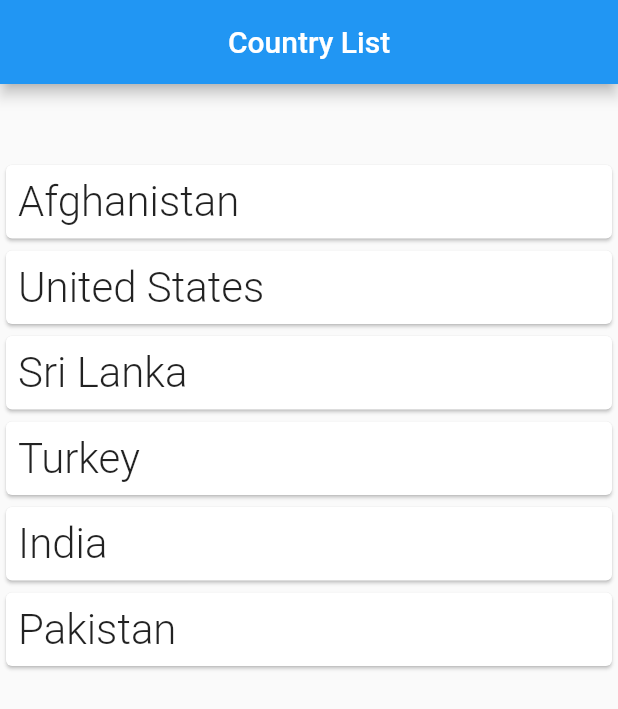
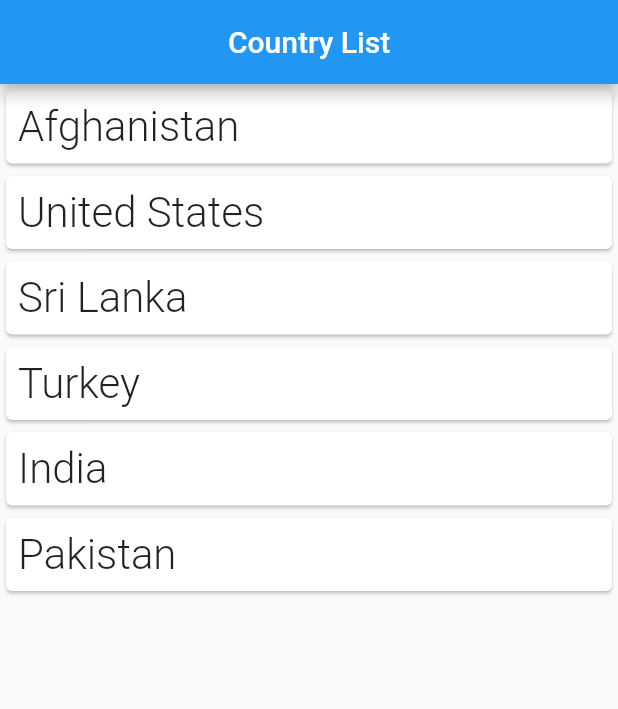
Before and after one commit to nooralibutt/easy-ads, a Flutter app: the screen it shows after launch, on a phone screen of 412 x 824 dp. Shown: the top 709 px of the screen. Run offline on Flutter 3.47's test engine with Material 2 defaults, Android fonts, the phone set to English and light mode, and no system bars; drawn by our look-alikes of google_mobile_ads.

Commit message:
Revert "BannerAds apply successfully on project"
This reverts commit fce13543cd49eef1fe0468a08cda5a71b4c91af9.

```diff
--- a/lib/helper/helper.dart
+++ /dev/null
@@ -1,19 +0,0 @@
-import 'package:google_mobile_ads/google_mobile_ads.dart';
-
-class Helper {
-  static BannerAd create() => BannerAd(
-        size: AdSize.banner,
-        adUnitId: BannerAd.testAdUnitId,
-        listener: BannerAdListener(
-          onAdLoaded: (Ad ad) => print('Ad loaded has been Successfully bro.'),
-          onAdFailedToLoad: (Ad ad, LoadAdError error) {
-            ad.dispose();
-            print('Ad failed to load: $error');
-          },
-          onAdOpened: (Ad ad) => print('Ad opened.'),
-          onAdClosed: (Ad ad) => print('Ad closed.'),
-          onAdImpression: (Ad ad) => print('Ad impression.'),
-        ),
-        request: AdRequest(),
-      );
-}
--- a/lib/main.dart
+++ b/lib/main.dart
@@ -1,10 +1,7 @@
 import 'package:ads/screens/country_list_screen.dart';
 import 'package:flutter/material.dart';
-import 'package:google_mobile_ads/google_mobile_ads.dart';
 
 void main() {
-  WidgetsFlutterBinding.ensureInitialized();
-  MobileAds.instance.initialize();
   runApp(MyApp());
 }
 
--- a/lib/screens/country_list_screen.dart
+++ b/lib/screens/country_list_screen.dart
@@ -1,50 +1,19 @@
-import 'package:ads/helper/helper.dart';
 import 'package:ads/screens/country_detail_screen.dart';
 import 'package:ads/models/country.dart';
 import 'package:flutter/material.dart';
-import 'package:google_mobile_ads/google_mobile_ads.dart';
 
-class CountryListScreen extends StatefulWidget {
+class CountryListScreen extends StatelessWidget {
   const CountryListScreen({Key? key}) : super(key: key);
-
-  @override
-  _CountryListScreenState createState() => _CountryListScreenState();
-}
-
-class _CountryListScreenState extends State<CountryListScreen> {
-  late BannerAd bannerAds;
-
-  @override
-  void initState() {
-    super.initState();
-    bannerAds = Helper.create();
-    bannerAds.load();
-  }
-
-  @override
-  void dispose() {
-    bannerAds.dispose();
-    super.dispose();
-  }
 
   @override
   Widget build(BuildContext context) {
     final countryList = Country.countryList;
-    final AdWidget adWidget = AdWidget(ad: bannerAds);
     return Scaffold(
       appBar: AppBar(
         title: const Text("Country List"),
         centerTitle: true,
       ),
-      body: Column(
-        children: [
-          SizedBox(
-            child: adWidget,
-            height: 50,
-            width: double.infinity,
-          ),
-          Expanded(
-            child: ListView.builder(
+      body: ListView.builder(
           itemCount: countryList.length,
           itemBuilder: (context, index) {
             return GestureDetector(
@@ -67,9 +36,6 @@ class _CountryListScreenState extends State<CountryListScreen> {
               ),
             );
           }),
-          ),
-        ],
-      ),
     );
   }
 }
--- a/pubspec.yaml
+++ b/pubspec.yaml
@@ -28,7 +28,6 @@ dependencies:
   # The following adds the Cupertino Icons font to your application.
   # Use with the CupertinoIcons class for iOS style icons.
   cupertino_icons: ^1.0.2
-  google_mobile_ads: ^0.13.4
 
 dev_dependencies:
   flutter_test:
```
Also changed, not shown: pubspec.lock, 2 other files. Lines whose indentation alone changed are shown as unchanged.
